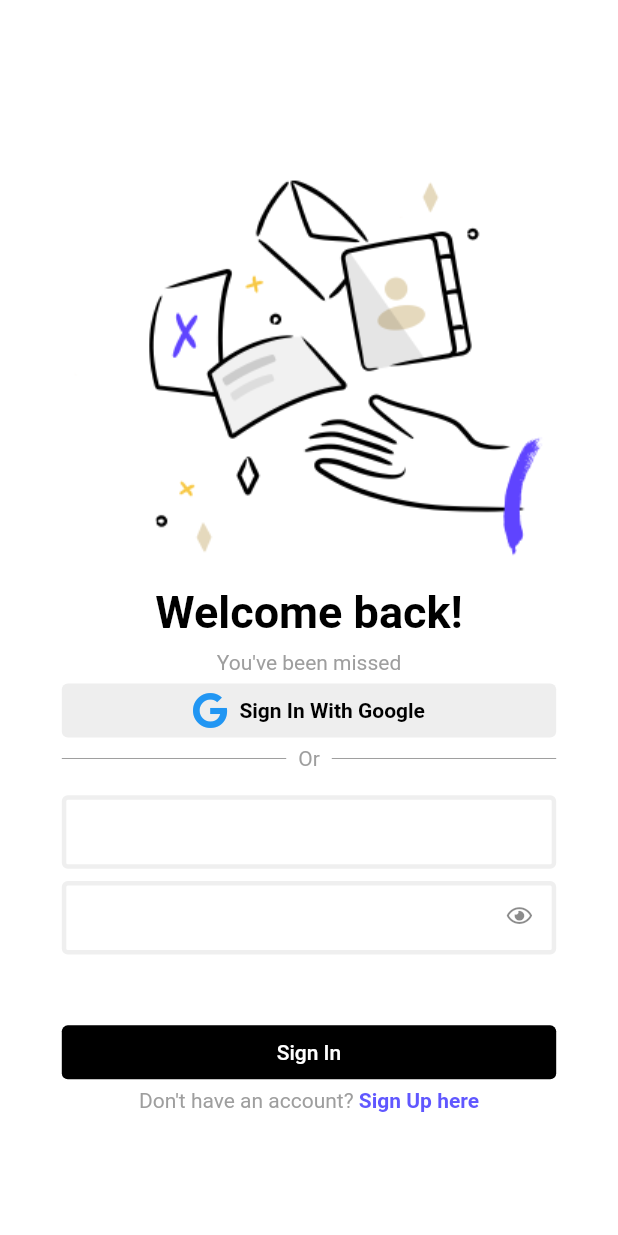
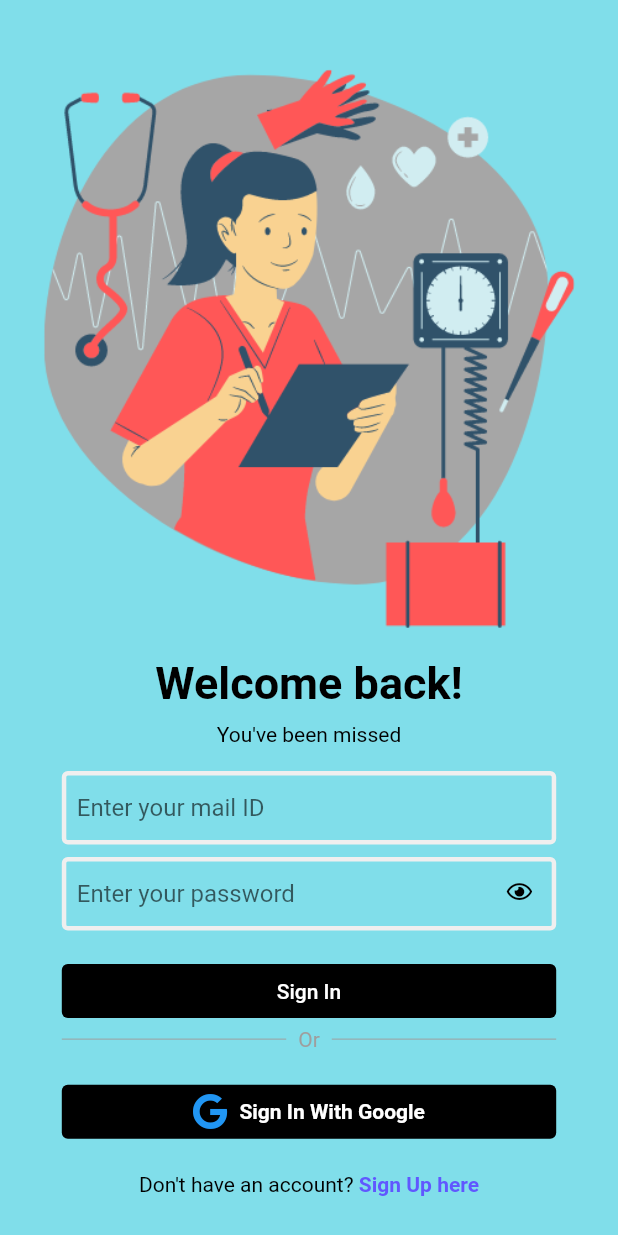
Before and after one commit to Akshatji800/mental_health, a Flutter app: the screen it shows after launch, after a tap on "Get Started", on a phone screen of 412 x 824 dp. Run offline on Flutter 3.47's test engine with Material 2 defaults, Android fonts, the phone set to English and light mode, and no system bars; our stand-ins replace firebase_auth, firebase_core, font_awesome_flutter, google_sign_in; accounts and stored records are empty.

Commit message:
Added Sign-In screen UI

```diff
--- a/lib/screens/sign_in_page.dart
+++ b/lib/screens/sign_in_page.dart
@@ -13,7 +13,7 @@ class SignInPage extends StatelessWidget {
         borderSide: BorderSide(color: Constants.kBorderColor, width: 3.0));
     return Scaffold(
         resizeToAvoidBottomInset: false,
-        backgroundColor: Constants.kPrimaryColor,
+        backgroundColor: Colors.cyan[200],
         body: Center(
             child:
                 Column(mainAxisAlignment: MainAxisAlignment.center, children: [
@@ -32,17 +32,17 @@ class SignInPage extends StatelessWidget {
           SizedBox(height: size.height * 0.01),
           Text(
             Constants.textSmallSignIn,
-            style: TextStyle(color: Constants.kDarkGreyColor),
+            style: TextStyle(color: Constants.kBlackColor),
           ),
-          GoogleSignIn(),
-          buildRowDivider(size: size),
           Padding(padding: EdgeInsets.only(bottom: size.height * 0.02)),
           SizedBox(
             width: size.width * 0.8,
             child: TextField(
+                cursorColor: Colors.black,
                 decoration: InputDecoration(
+                    hintText: "Enter your mail ID",
                     contentPadding:
-                        EdgeInsets.symmetric(vertical: 15.0, horizontal: 10.0),
+                    EdgeInsets.symmetric(vertical: 15.0, horizontal: 10.0),
                     enabledBorder: border,
                     focusedBorder: border)),
           ),
@@ -52,22 +52,25 @@ class SignInPage extends StatelessWidget {
           SizedBox(
             width: size.width * 0.8,
             child: TextField(
+              cursorColor: Colors.black,
               decoration: InputDecoration(
+                hintText: "Enter your password",
                 contentPadding:
-                    EdgeInsets.symmetric(vertical: 15.0, horizontal: 10.0),
+                EdgeInsets.symmetric(vertical: 15.0, horizontal: 10.0),
                 enabledBorder: border,
                 focusedBorder: border,
                 suffixIcon: Padding(
                   child: FaIcon(
                     FontAwesomeIcons.eye,
                     size: 15,
+                    color: Colors.black,
                   ),
                   padding: EdgeInsets.only(top: 15, left: 15),
                 ),
               ),
             ),
           ),
-          Padding(padding: EdgeInsets.only(bottom: size.height * 0.05)),
+          Padding(padding: EdgeInsets.only(bottom: size.height * 0.02)),
           SizedBox(
             width: size.width * 0.8,
             child: OutlinedButton(
@@ -75,19 +78,24 @@ class SignInPage extends StatelessWidget {
               child: Text(Constants.textSignIn),
               style: ButtonStyle(
                   foregroundColor:
-                      MaterialStateProperty.all<Color>(Constants.kPrimaryColor),
+                  MaterialStateProperty.all<Color>(Constants.kPrimaryColor),
                   backgroundColor:
-                      MaterialStateProperty.all<Color>(Constants.kBlackColor),
+                  MaterialStateProperty.all<Color>(Constants.kBlackColor),
                   side: MaterialStateProperty.all<BorderSide>(BorderSide.none)),
             ),
           ),
+          buildRowDivider(size: size),
+          Padding(padding: EdgeInsets.only(bottom: size.height * 0.02)),
+          GoogleSignIn(),
+
+          Padding(padding: EdgeInsets.only(bottom: size.height * 0.02)),
           RichText(
               textAlign: TextAlign.center,
               text: TextSpan(children: <TextSpan>[
                 TextSpan(
                     text: Constants.textAcc,
                     style: TextStyle(
-                      color: Constants.kDarkGreyColor,
+                      color: Constants.kBlackColor,
                     )),
                 TextSpan(
                     text: Constants.textSignUp,
@@ -153,11 +161,11 @@ class _GoogleSignInState extends State<GoogleSignIn> {
         label: Text(
           Constants.textSignInGoogle,
           style: TextStyle(
-              color: Constants.kBlackColor, fontWeight: FontWeight.bold),
+              color: Colors.white, fontWeight: FontWeight.bold),
         ),
         style: ButtonStyle(
             backgroundColor:
-                MaterialStateProperty.all<Color>(Constants.kGreyColor),
+                MaterialStateProperty.all<Color>(Constants.kBlackColor),
             side: MaterialStateProperty.all<BorderSide>(BorderSide.none)),
       ),
     ) : CircularProgressIndicator();
--- a/lib/utils/constants.dart
+++ b/lib/utils/constants.dart
@@ -14,7 +14,6 @@ class Constants {
   static const title = "Google Sign In";
   static const textIntro = "Mental Health \n";
   static const textIntroDesc1 = "Self-care is how you take your power back";
-  static const textIntroDesc2 = "then you think!";
   static const textSmallSignUp = "Sign up takes only 2 minutes!";
   static const textSignIn = "Sign In";
   static const textStart = "Get Started";
--- a/pubspec.yaml
+++ b/pubspec.yaml
@@ -50,7 +50,6 @@ flutter:
 
   # To add assets to your application, add an assets section, like this:
   assets:
-    - assets/images/main-img.png
     - assets/images/sign-in.png
     - assets/images/mentalHealth.png
   # An image asset can refer to one or more resolution-specific "variants", see
```
Also changed, not shown: assets/images/main-img.png (deleted), assets/images/sign-in.png.
